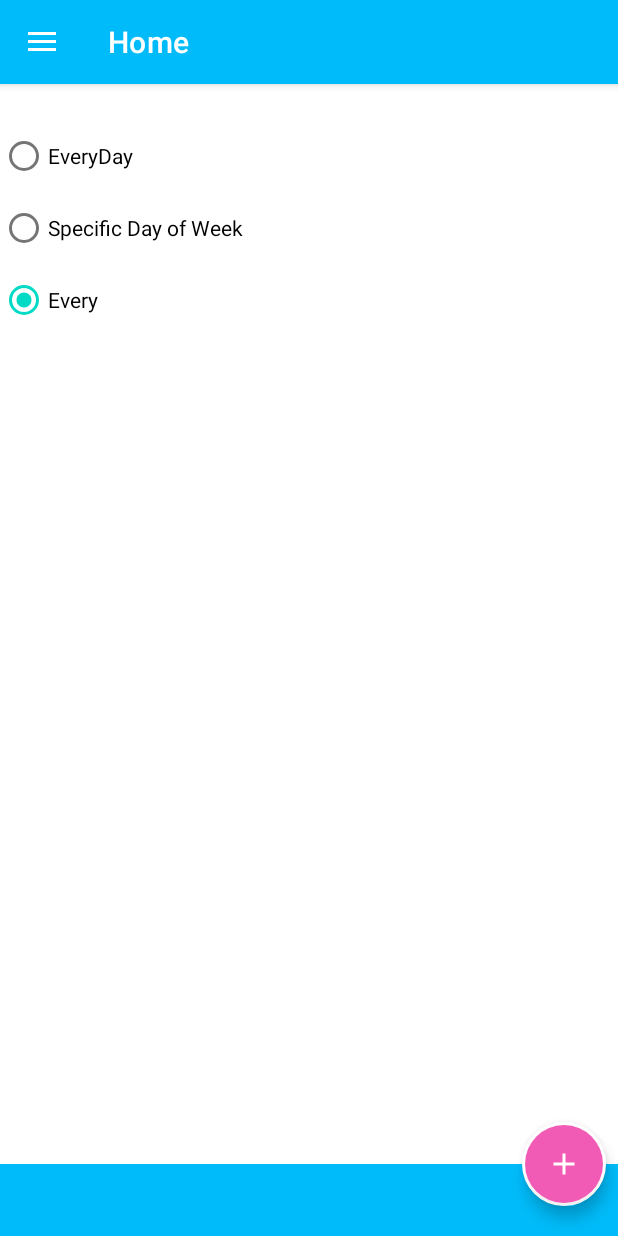
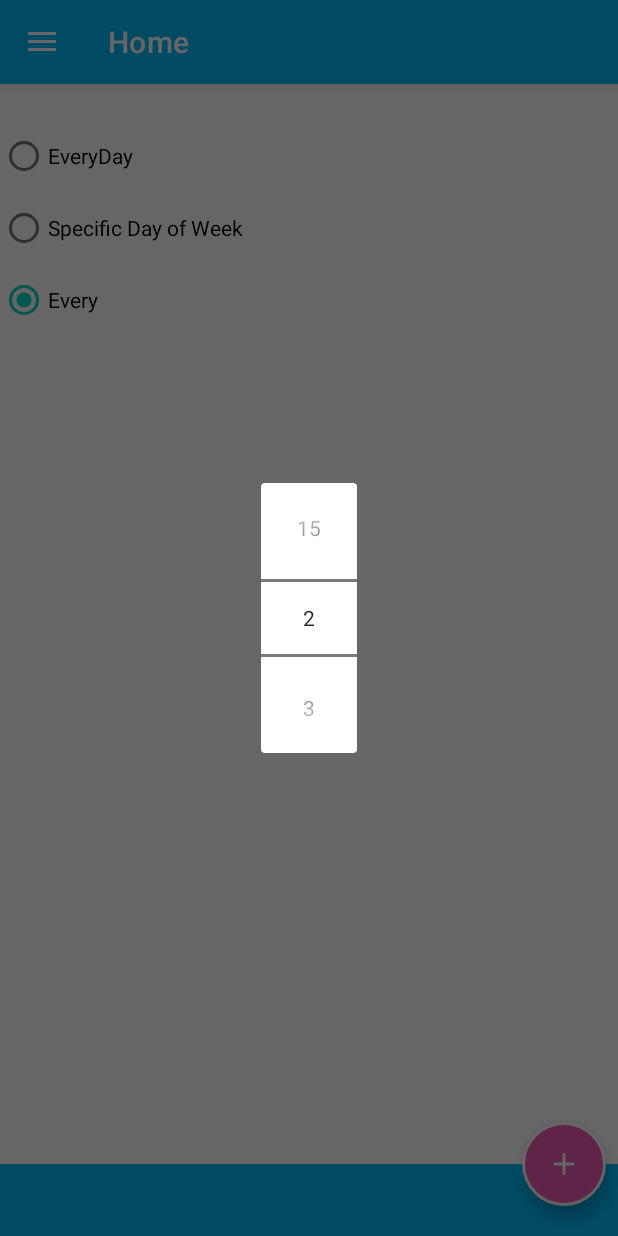
Before and after one commit to Al-AminJoy/PillReminder, an Android app: the fragment ScheduleFragment placed in its activity, after a tap on "Every", on a phone screen of 412 x 824 dp. Run offline under Robolectric (Android 15) with nearby library versions, the phone set to English and light mode, and no system bars; our stand-ins replace data binding, navigation-ui; 3 statements that could not run were skipped; 1 other tap on this screen came first.

Commit message:
Number Picker Implemented

```diff
--- a/app/src/main/java/com/alamin/pillreminder/view/fragment/ScheduleFragment.kt
+++ b/app/src/main/java/com/alamin/pillreminder/view/fragment/ScheduleFragment.kt
@@ -1,16 +1,19 @@
 package com.alamin.pillreminder.view.fragment
 
+import android.app.Dialog
 import android.content.Context
 import android.os.Bundle
-import androidx.fragment.app.Fragment
 import android.view.LayoutInflater
 import android.view.View
 import android.view.ViewGroup
 import android.widget.*
+import androidx.fragment.app.Fragment
 import androidx.navigation.fragment.navArgs
 import com.alamin.pillreminder.R
 import com.alamin.pillreminder.databinding.FragmentScheduleBinding
+import com.alamin.pillreminder.databinding.NumberPickerLayoutBinding
 import com.alamin.pillreminder.utils.DataUtils
+
 
 private const val TAG = "ScheduleFragment"
 class ScheduleFragment : Fragment() {
@@ -29,7 +32,19 @@ class ScheduleFragment : Fragment() {
             Toast.makeText(requireContext(), "SpecificDay", Toast.LENGTH_SHORT).show()
         }
         binding.setOnEveryClick {
-            Toast.makeText(requireContext(), "Every", Toast.LENGTH_SHORT).show()
+            val alertDialog = Dialog(requireContext())
+            val dialogBinding = NumberPickerLayoutBinding.inflate(LayoutInflater.from(requireContext()))
+            dialogBinding.numberPicker.minValue = 2
+            dialogBinding.numberPicker.maxValue = 15
+            dialogBinding.setOnNumberChange { numberPicker, oldValue, newValue ->
+                run {
+                    val text = "Changed from " + oldValue.toString() + " to " + newValue
+                    Toast.makeText(requireContext(), text, Toast.LENGTH_SHORT).show()
+
+                }
+            }
+            alertDialog.setContentView(dialogBinding.root)
+            alertDialog.show()
         }
 
         showInfo()
--- /dev/null
+++ b/app/src/main/res/layout/number_picker_layout.xml
@@ -0,0 +1,29 @@
+<?xml version="1.0" encoding="utf-8"?>
+<layout xmlns:android="http://schemas.android.com/apk/res/android"
+    xmlns:app="http://schemas.android.com/apk/res-auto">
+
+    <data>
+
+        <import type="android.widget.NumberPicker.OnValueChangeListener"/>
+        <variable
+            name="onNumberChange"
+            type="OnValueChangeListener" />
+
+    </data>
+
+    <androidx.constraintlayout.widget.ConstraintLayout
+        android:layout_width="match_parent"
+        android:layout_height="wrap_content">
+
+        <NumberPicker
+            android:id="@+id/numberPicker"
+            android:onValueChange="@{onNumberChange}"
+            android:layout_width="match_parent"
+            android:layout_height="wrap_content"
+            app:layout_constraintStart_toStartOf="parent"
+            app:layout_constraintEnd_toEndOf="parent"
+            app:layout_constraintTop_toTopOf="parent"
+            app:layout_constraintBaseline_toBottomOf="parent"/>
+
+    </androidx.constraintlayout.widget.ConstraintLayout>
+</layout>
```
